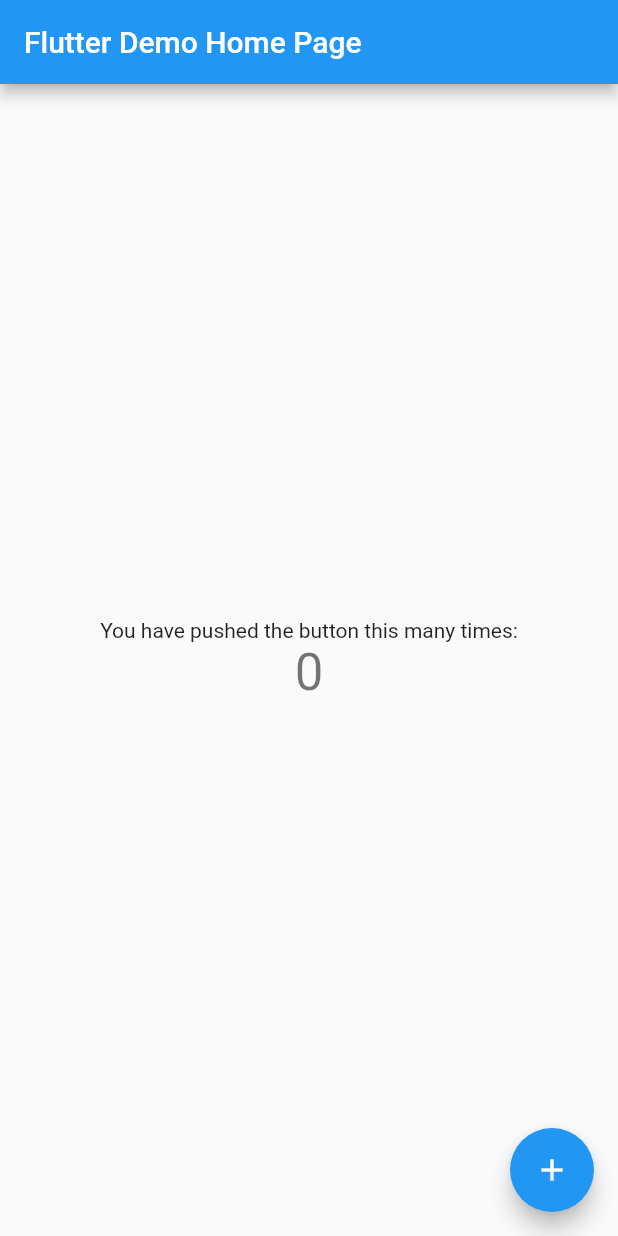
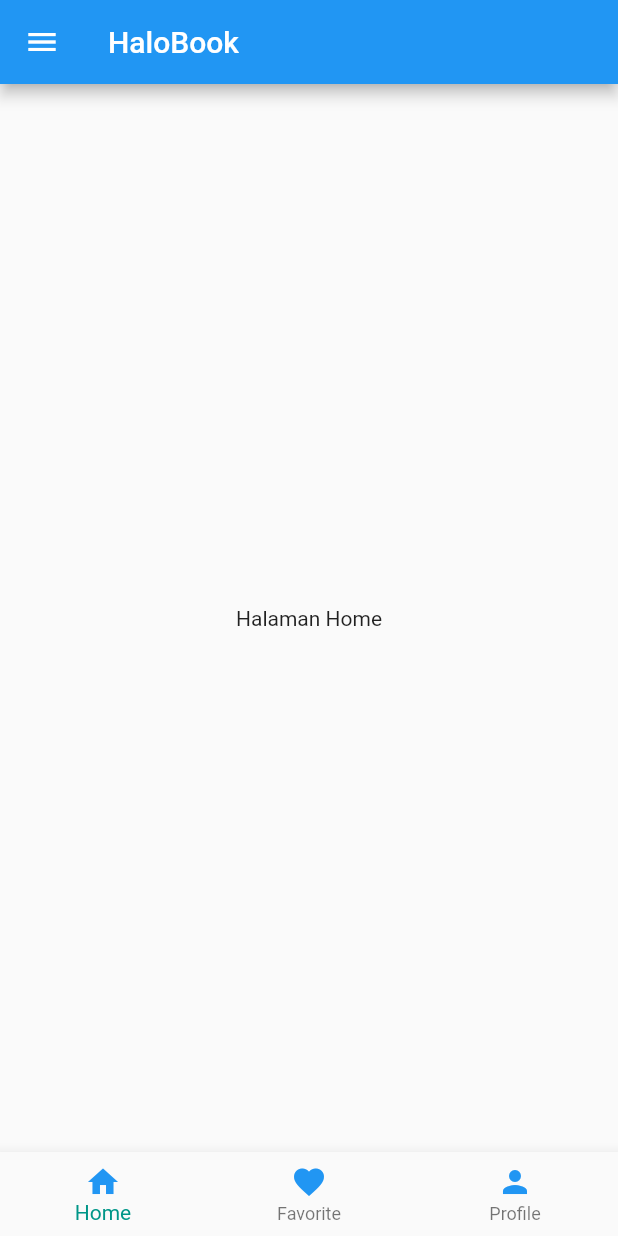
Before and after one commit to dbaguskrisna/project_uas, a Flutter app: the screen it shows after launch, on a phone screen of 412 x 824 dp. Run offline on Flutter 3.47's test engine with Material 2 defaults, Android fonts, the phone set to English and light mode, and no system bars.

Commit message:
add navigation button and drawer

```diff
--- a/lib/main.dart
+++ b/lib/main.dart
@@ -1,4 +1,9 @@
+import 'dart:ui';
+
 import 'package:flutter/material.dart';
+import 'package:flutter_application_1/screen/favorite.dart';
+import 'package:flutter_application_1/screen/home.dart';
+import 'package:flutter_application_1/screen/profile.dart';
 
 void main() {
   runApp(MyApp());
@@ -11,103 +16,95 @@ class MyApp extends StatelessWidget {
     return MaterialApp(
       title: 'Flutter Demo',
       theme: ThemeData(
-        // This is the theme of your application.
-        //
-        // Try running your application with "flutter run". You'll see the
-        // application has a blue toolbar. Then, without quitting the app, try
-        // changing the primarySwatch below to Colors.green and then invoke
-        // "hot reload" (press "r" in the console where you ran "flutter run",
-        // or simply save your changes to "hot reload" in a Flutter IDE).
-        // Notice that the counter didn't reset back to zero; the application
-        // is not restarted.
         primarySwatch: Colors.blue,
       ),
-      home: MyHomePage(title: 'Flutter Demo Home Page'),
+      home: MyHomePage(title: 'HaloBook'),
     );
   }
 }
 
 class MyHomePage extends StatefulWidget {
-  MyHomePage({Key? key, required this.title}) : super(key: key);
-
-  // This widget is the home page of your application. It is stateful, meaning
-  // that it has a State object (defined below) that contains fields that affect
-  // how it looks.
-
-  // This class is the configuration for the state. It holds the values (in this
-  // case the title) provided by the parent (in this case the App widget) and
-  // used by the build method of the State. Fields in a Widget subclass are
-  // always marked "final".
-
-  final String title;
+  MyHomePage({Key key, this.title}) : super(key: key);
+  String title;
 
   @override
   _MyHomePageState createState() => _MyHomePageState();
 }
 
 class _MyHomePageState extends State<MyHomePage> {
-  int _counter = 0;
+  int _currentIndex = 0;
 
-  void _incrementCounter() {
-    setState(() {
-      // This call to setState tells the Flutter framework that something has
-      // changed in this State, which causes it to rerun the build method below
-      // so that the display can reflect the updated values. If we changed
-      // _counter without calling setState(), then the build method would not be
-      // called again, and so nothing would appear to happen.
-      _counter++;
-    });
+  List<Widget> _screens = [Home(), Favorite(), Profile()];
+  List<String> _title = ['Home', 'Screen', 'History'];
+
+  Widget bottomNavigation() {
+    return BottomNavigationBar(
+      currentIndex: _currentIndex,
+      fixedColor: Colors.teal,
+      items: [
+        BottomNavigationBarItem(
+          label: "Home",
+          icon: Icon(
+            Icons.home,
+            color: Colors.blue,
+          ),
+        ),
+        BottomNavigationBarItem(
+          label: "Favorite",
+          icon: Icon(
+            Icons.favorite,
+            color: Colors.blue,
+          ),
+        ),
+        BottomNavigationBarItem(
+          label: "Profile",
+          icon: Icon(
+            Icons.person,
+            color: Colors.blue,
+          ),
+        ),
+      ],
+      onTap: (int index) {
+        setState(() {
+          _currentIndex = index;
+        });
+      },
+    );
+  }
+
+  Widget navigationDrawer() {
+    return Drawer(
+      child: ListView(
+        padding: EdgeInsets.zero,
+        children: <Widget>[
+          DrawerHeader(
+              decoration: BoxDecoration(
+                color: Colors.blue,
+              ),
+              child: Text(
+                'Drawer Header',
+                style: TextStyle(fontSize: 20, color: Colors.white),
+              )),
+          ListTile(
+            title: new Text("Add Place"),
+            leading: new Icon(Icons.add, size: 30),
+            onTap: () {
+              Navigator.popAndPushNamed(context, 'popularMovie');
+            },
+          ),
+        ],
+      ),
+    );
   }
 
   @override
   Widget build(BuildContext context) {
-    // This method is rerun every time setState is called, for instance as done
-    // by the _incrementCounter method above.
-    //
-    // The Flutter framework has been optimized to make rerunning build methods
-    // fast, so that you can just rebuild anything that needs updating rather
-    // than having to individually change instances of widgets.
     return Scaffold(
-      appBar: AppBar(
-        // Here we take the value from the MyHomePage object that was created by
-        // the App.build method, and use it to set our appbar title.
-        title: Text(widget.title),
-      ),
-      body: Center(
-        // Center is a layout widget. It takes a single child and positions it
-        // in the middle of the parent.
-        child: Column(
-          // Column is also a layout widget. It takes a list of children and
-          // arranges them vertically. By default, it sizes itself to fit its
-          // children horizontally, and tries to be as tall as its parent.
-          //
-          // Invoke "debug painting" (press "p" in the console, choose the
-          // "Toggle Debug Paint" action from the Flutter Inspector in Android
-          // Studio, or the "Toggle Debug Paint" command in Visual Studio Code)
-          // to see the wireframe for each widget.
-          //
-          // Column has various properties to control how it sizes itself and
-          // how it positions its children. Here we use mainAxisAlignment to
-          // center the children vertically; the main axis here is the vertical
-          // axis because Columns are vertical (the cross axis would be
-          // horizontal).
-          mainAxisAlignment: MainAxisAlignment.center,
-          children: <Widget>[
-            Text(
-              'You have pushed the button this many times:',
-            ),
-            Text(
-              '$_counter',
-              style: Theme.of(context).textTheme.headline4,
-            ),
-          ],
+        appBar: AppBar(
+          title: Text(widget.title),
         ),
-      ),
-      floatingActionButton: FloatingActionButton(
-        onPressed: _incrementCounter,
-        tooltip: 'Increment',
-        child: Icon(Icons.add),
-      ), // This trailing comma makes auto-formatting nicer for build methods.
-    );
+        drawer: navigationDrawer(),
+        body: _screens[_currentIndex],
+        bottomNavigationBar: bottomNavigation());
   }
 }
--- /dev/null
+++ b/lib/screen/addplace.dart
@@ -0,0 +1,19 @@
+import 'package:flutter/material.dart';
+
+class AddPlace extends StatefulWidget {
+  @override
+  State<StatefulWidget> createState() {
+    return _MyAppState();
+  }
+}
+
+class _MyAppState extends State<AddPlace> {
+  @override
+  Widget build(BuildContext context) {
+    return Scaffold(
+      body: Center(
+        child: Text('Halaman Add Place'),
+      ),
+    );
+  }
+}
--- /dev/null
+++ b/lib/screen/favorite.dart
@@ -0,0 +1,19 @@
+import 'package:flutter/material.dart';
+
+class Favorite extends StatefulWidget {
+  @override
+  State<StatefulWidget> createState() {
+    return _MyAppState();
+  }
+}
+
+class _MyAppState extends State<Favorite> {
+  @override
+  Widget build(BuildContext context) {
+    return Scaffold(
+      body: Center(
+        child: Text('Halaman Favorite'),
+      ),
+    );
+  }
+}
--- /dev/null
+++ b/lib/screen/home.dart
@@ -0,0 +1,19 @@
+import 'package:flutter/material.dart';
+
+class Home extends StatefulWidget {
+  @override
+  State<StatefulWidget> createState() {
+    return _MyAppState();
+  }
+}
+
+class _MyAppState extends State<Home> {
+  @override
+  Widget build(BuildContext context) {
+    return Scaffold(
+      body: Center(
+        child: Text('Halaman Home'),
+      ),
+    );
+  }
+}
--- /dev/null
+++ b/lib/screen/profile.dart
@@ -0,0 +1,19 @@
+import 'package:flutter/material.dart';
+
+class Profile extends StatefulWidget {
+  @override
+  State<StatefulWidget> createState() {
+    return _MyAppState();
+  }
+}
+
+class _MyAppState extends State<Profile> {
+  @override
+  Widget build(BuildContext context) {
+    return Scaffold(
+      body: Center(
+        child: Text('Halaman Profile'),
+      ),
+    );
+  }
+}
--- a/pubspec.yaml
+++ b/pubspec.yaml
@@ -18,7 +18,7 @@ publish_to: 'none' # Remove this line if you wish to publish to pub.dev
 version: 1.0.0+1
 
 environment:
-  sdk: ">=2.12.0 <3.0.0"
+  sdk: ">=2.7.0 <3.0.0"
 
 dependencies:
   flutter:
@@ -32,7 +32,6 @@ dependencies:
 dev_dependencies:
   flutter_test:
     sdk: flutter
-
 # For information on the generic Dart part of this file, see the
 # following page: https://dart.dev/tools/pub/pubspec
 
```
